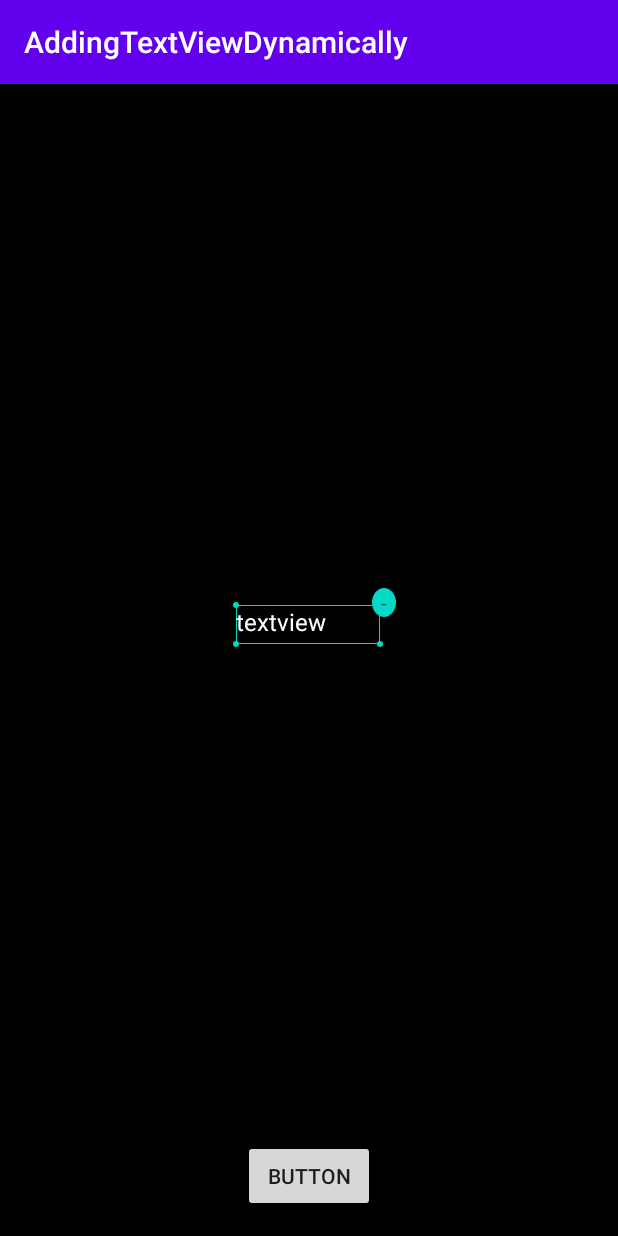
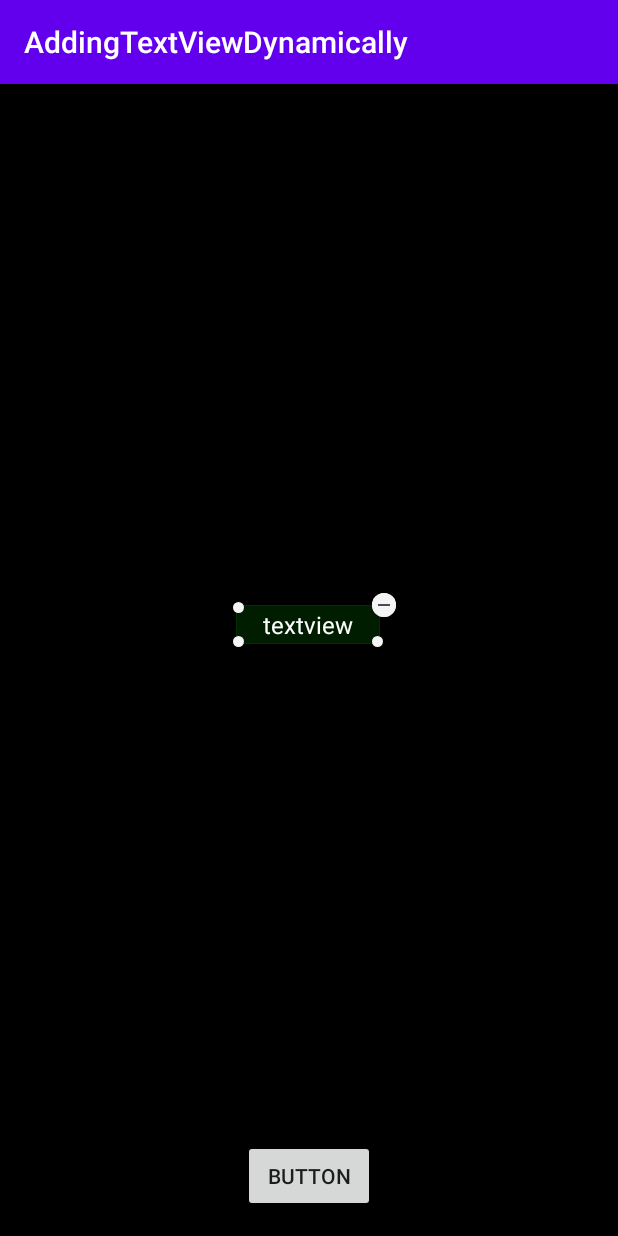
Before and after one commit to RabieMohimane/AddingTextViewDynamically, an Android app: the screen it shows after launch (MainActivity), after a tap on "BUTTON", on a phone screen of 412 x 824 dp. Run offline under Robolectric (Android 15) with nearby library versions, the phone set to English and light mode, and no system bars; Roboto replaces fonts that are not available here.

Commit message:
changing colors

```diff
--- a/app/src/main/java/com/rabie/addingtextviewdynamically/MainActivity.kt
+++ b/app/src/main/java/com/rabie/addingtextviewdynamically/MainActivity.kt
@@ -3,6 +3,7 @@ package com.rabie.addingtextviewdynamically
 import android.os.Bundle
 import android.view.MotionEvent
 import android.view.MotionEvent.ACTION_MOVE
+import android.widget.ImageView
 import android.widget.LinearLayout
 import android.widget.TextView
 import androidx.appcompat.app.AppCompatActivity
@@ -23,7 +24,7 @@ class MainActivity : AppCompatActivity() {
 
     fun addTv() {
         val v: ConstraintLayout = layoutInflater.inflate(R.layout.tv_item, null) as ConstraintLayout
-        val tvMinus=v.findViewById<TextView>(R.id.tvMinus)
+        val tvMinus=v.findViewById<ImageView>(R.id.tvMinus)
         tvMinus.setOnClickListener{
             tvContainer.removeViewAt(tvContainer.indexOfChild(tvMinus.parent as ConstraintLayout))
             tvContainer.invalidate()
--- a/app/src/main/java/com/rabie/addingtextviewdynamically/ResizableTextView.java
+++ b/app/src/main/java/com/rabie/addingtextviewdynamically/ResizableTextView.java
@@ -42,6 +42,7 @@ public class ResizableTextView extends androidx.appcompat.widget.AppCompatTextVi
                 final int pointerIndex = ev.getActionIndex();
                 final float x = ev.getX( pointerIndex);
                 final float y = ev.getY( pointerIndex);
+                // for allowing drag only in dragable corners
                 if(x<20 && y<20 || x<20 && y>this.getLayoutParams().height-20 || x>this.getLayoutParams().width-20 && y>this.getLayoutParams().height-20 ) {
                     firstX = x;
                     firstY = y;
--- /dev/null
+++ b/app/src/main/res/drawable-v24/btn_minus.xml
@@ -0,0 +1,25 @@
+<?xml version="1.0" encoding="utf-8"?>
+<layer-list xmlns:android="http://schemas.android.com/apk/res/android">
+
+    <item>
+        <shape
+            android:shape="rectangle">
+
+        <size
+            android:width="30dp"
+            android:height="30dp" />
+        <corners android:radius="20dp"/>
+        <solid
+            android:color="@color/colorAccent" />
+        </shape>
+    </item>
+
+    <item android:gravity="center">
+<shape android:shape="rectangle">
+<size android:width="8dp" android:height="1dp"/>
+    <solid
+        android:color="#4D4D4D" />
+</shape>
+    </item>
+
+</layer-list>
--- a/app/src/main/res/drawable/border_bg.xml
+++ b/app/src/main/res/drawable/border_bg.xml
@@ -1,12 +1,22 @@
 <?xml version="1.0" encoding="utf-8"?>
 <layer-list xmlns:android="http://schemas.android.com/apk/res/android">
 
+
+    <item android:bottom="2dp" android:left="2dp" android:right="2dp" android:top="2dp">
+        <shape android:shape="rectangle">
+            <stroke android:color="#40009200" android:width="0.8dp"/>
+            <solid android:color="#33009200"/>
+            <size android:width="100dp" android:height="30dp"/>
+            <padding android:top="0.5dp" android:right="0.5dp" android:left="0.5dp" android:bottom="0.5dp"/>
+            <corners android:radius="3dp"/>
+        </shape>
+    </item>
     <item android:gravity="left|top">
         <shape xmlns:android="http://schemas.android.com/apk/res/android"
             android:shape="oval"
             >
             <corners android:radius="5dp"/>
-        <size android:height="4dp" android:width="4dp"/>
+            <size android:height="7dp" android:width="7dp"/>
             <solid android:color="@color/colorAccent"/>
 
         </shape>
@@ -16,7 +26,7 @@
             android:shape="oval"
             >
             <corners android:radius="5dp"/>
-        <size android:height="4dp" android:width="4dp"/>
+            <size android:height="7dp" android:width="7dp"/>
             <solid android:color="@color/colorAccent"/>
 
         </shape>
@@ -26,17 +36,8 @@
             android:shape="oval"
             >
             <corners android:radius="5dp"/>
-        <size android:height="4dp" android:width="4dp"/>
+            <size android:height="7dp" android:width="7dp"/>
             <solid android:color="@color/colorAccent"/>
-
-    </shape>
-</item>
-    <item android:bottom="2dp" android:left="2dp" android:right="2dp" android:top="2dp">
-        <shape android:shape="rectangle">
-            <stroke android:color="@color/colorAccent" android:width="0.8dp"/>
-            <solid android:color="@android:color/transparent"/>
-            <size android:width="100dp" android:height="30dp"/>
-            <padding android:top="2dp" android:right="2dp" android:left="2dp" android:bottom="2dp"/>
 
         </shape>
     </item>
--- a/app/src/main/res/layout/tv_item.xml
+++ b/app/src/main/res/layout/tv_item.xml
@@ -12,8 +12,10 @@
         android:layout_height="30dp"
         android:layout_marginStart="8dp"
         android:layout_marginEnd="8dp"
+        android:gravity="center"
         android:background="@drawable/border_bg"
         android:fontFamily="@font/actor"
+
         android:minWidth="100dp"
 
         android:minHeight="30dp"
@@ -25,16 +27,17 @@
         app:layout_constraintStart_toStartOf="parent"
         app:layout_constraintTop_toTopOf="@+id/guideline3" />
 
-    <TextView
+    <ImageView
         android:id="@+id/tvMinus"
         android:layout_width="16dp"
-        android:layout_height="wrap_content"
+        android:layout_height="16dp"
         android:layout_marginStart="2dp"
         android:layout_marginBottom="2dp"
         android:background="@drawable/round_gray_bg"
         android:elevation="1dp"
         android:gravity="center"
-        android:text="-"
+      android:src="@drawable/btn_minus"
+        android:scaleType="fitXY"
         app:layout_constraintBottom_toTopOf="@+id/guideline4"
         app:layout_constraintStart_toEndOf="@+id/view" />
 
--- a/app/src/main/res/values/colors.xml
+++ b/app/src/main/res/values/colors.xml
@@ -2,5 +2,5 @@
 <resources>
     <color name="colorPrimary">#6200EE</color>
     <color name="colorPrimaryDark">#3700B3</color>
-    <color name="colorAccent">#03DAC5</color>
+    <color name="colorAccent">#F5F5F5</color>
 </resources>
```
Lines whose indentation alone changed are shown as unchanged.
